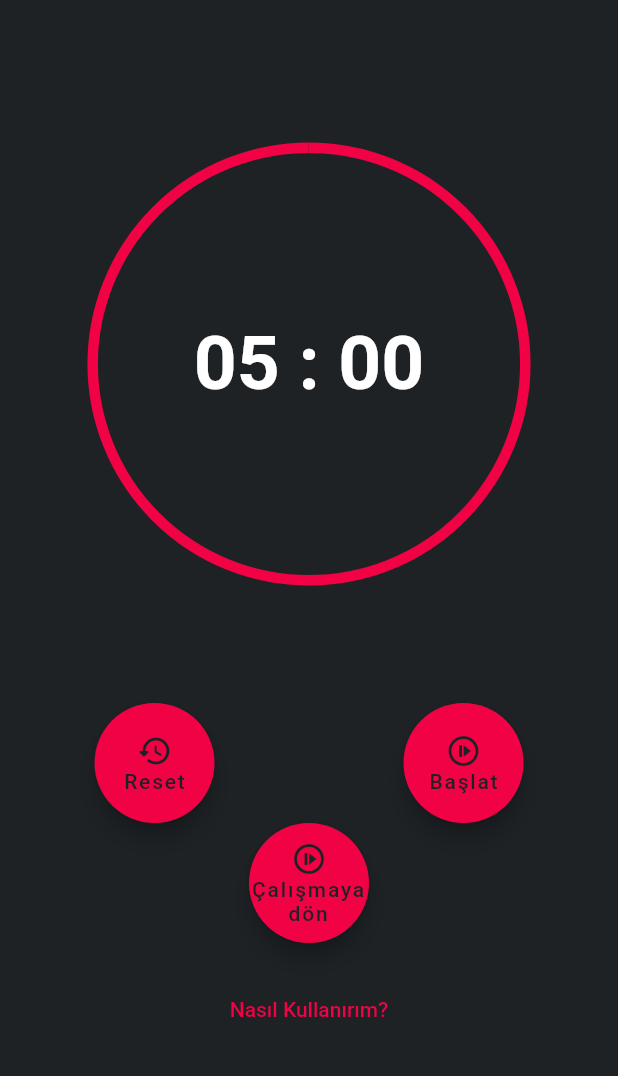
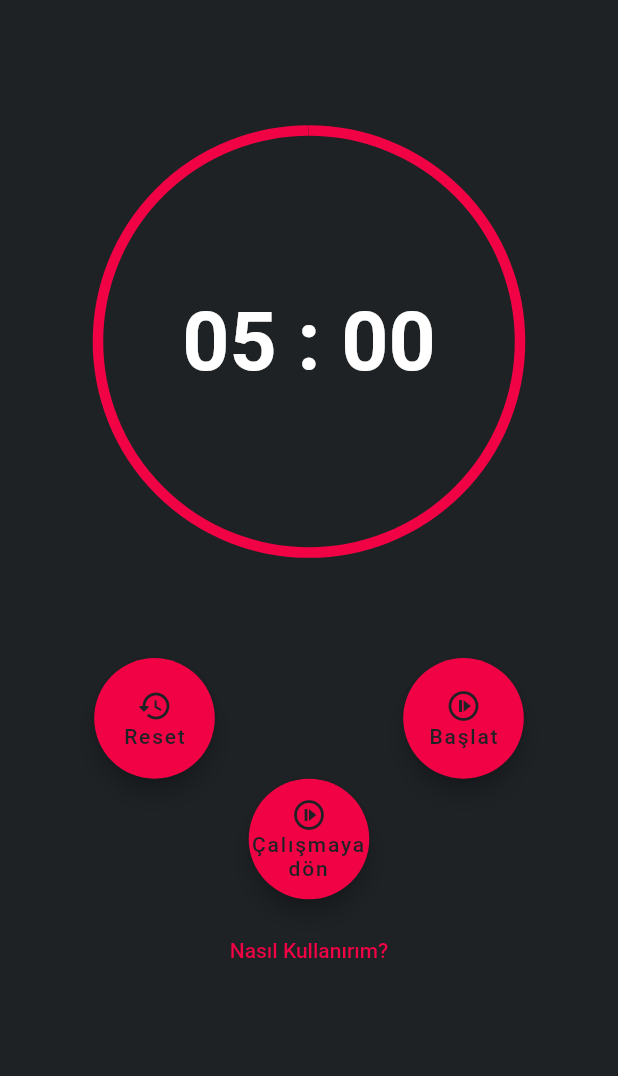
Before and after one commit to Kubilaypeker/pomodoroApp, a Flutter app: the screen it shows after launch, after a tap on "Mola Ver", on a phone screen of 412 x 824 dp, the part 59-1135 px from its top. Run offline on Flutter 3.47's test engine with Material 2 defaults, Android fonts, the phone set to English and light mode, and no system bars; our stand-ins replace flutter_screenutil, google_fonts, lottie; network calls fail.

Commit message:
responsive

```diff
--- a/lib/screens/homeScreen.dart
+++ b/lib/screens/homeScreen.dart
@@ -1,6 +1,7 @@
 import 'dart:async';
 import 'package:flutter/material.dart';
 import 'package:flutter/services.dart';
+import 'package:flutter_screenutil/flutter_screenutil.dart';
 import 'package:google_fonts/google_fonts.dart';
 import 'package:intl/intl.dart';
 import 'package:lottie/lottie.dart';
@@ -76,6 +77,8 @@ class _homeScreenState extends State<homeScreen> {
 
   @override
   Widget build(BuildContext context) {
+    ScreenUtil.init(context, designSize: const Size(375, 820));
+
     return Scaffold(
       backgroundColor: const Color(0xff1e2225),
       appBar: AppBar(
@@ -88,10 +91,10 @@ class _homeScreenState extends State<homeScreen> {
       body: Column(
         children: [
           Container(
-            padding: const EdgeInsets.symmetric(vertical: 20),
+            padding: EdgeInsets.symmetric(vertical: 10.h),
             child: SizedBox(
-              width: MediaQuery.of(context).size.width,
-              height: MediaQuery.of(context).size.width,
+              width: 400.h,
+              height: 400.h,
               child: Stack(
                 children: [
                   Center(
@@ -109,7 +112,7 @@ class _homeScreenState extends State<homeScreen> {
                     child: Text("${f.format(_minutes)} : ${f.format(_seconds)}", style: GoogleFonts.roboto(
                       color: Colors.white,
                       fontWeight: FontWeight.bold,
-                      fontSize: 50,
+                      fontSize: 50.sp,
                     ),
                     ),
                   )
@@ -121,8 +124,8 @@ class _homeScreenState extends State<homeScreen> {
             mainAxisAlignment: MainAxisAlignment.spaceAround,
             children: [
               SizedBox(
-                height: 80,
-                width: 80,
+                height: 80.h,
+                width: 80.h,
                 child: FloatingActionButton(
                     onPressed: () {
                   _stopTimer();
@@ -139,8 +142,8 @@ class _homeScreenState extends State<homeScreen> {
                 ),
               ),
               SizedBox(
-                height: 80,
-                width: 80,
+                height: 80.h,
+                width: 80.h,
                 child: FloatingActionButton(
                     onPressed: () {
                       _startTimer();
@@ -159,8 +162,8 @@ class _homeScreenState extends State<homeScreen> {
             ],
           ),
           SizedBox(
-            height: 80,
-            width: 80,
+            height: 80.h,
+            width: 80.h,
             child: FloatingActionButton(
                 onPressed: () {
                   Navigator.push(context,
@@ -178,7 +181,7 @@ class _homeScreenState extends State<homeScreen> {
             ),
           ),
           Padding(
-            padding: const EdgeInsets.all(20),
+            padding: EdgeInsets.all(10.h),
             child: TextButton(onPressed: () {
               getTxt();
               showModalBottomSheet(
--- a/lib/screens/timeoutScreen.dart
+++ b/lib/screens/timeoutScreen.dart
@@ -5,6 +5,7 @@ import 'package:intl/intl.dart';
 import 'package:lottie/lottie.dart';
 import 'package:flutter/services.dart' show rootBundle;
 import 'homeScreen.dart';
+import 'package:flutter_screenutil/flutter_screenutil.dart';
 
 class timeOutScreen extends StatefulWidget {
   const timeOutScreen({Key? key}) : super(key: key);
@@ -16,6 +17,7 @@ class timeOutScreen extends StatefulWidget {
 class _timeOutScreenState extends State<timeOutScreen> {
 
   late String textFromFile;
+
 
   getTxt() async {
     String response;
@@ -70,6 +72,8 @@ class _timeOutScreenState extends State<timeOutScreen> {
 
   @override
   Widget build(BuildContext context) {
+    ScreenUtil.init(context, designSize: const Size(375, 820));
+
     return Scaffold(
       backgroundColor: const Color(0xff1e2225),
       appBar: AppBar(
@@ -79,13 +83,14 @@ class _timeOutScreenState extends State<timeOutScreen> {
         centerTitle: true,
         elevation: 0,
       ),
-      body: Column(
+      body: SafeArea(
+        child: Column(
           children: [
             Container(
-            padding: const EdgeInsets.symmetric(vertical: 20),
+              padding: EdgeInsets.symmetric(vertical: 10.h),
               child: SizedBox(
-              width: MediaQuery.of(context).size.width,
-              height: MediaQuery.of(context).size.width,
+                width: 400.h,
+                height: 400.h,
                 child: Stack(
                   children: [
                     Center(
@@ -103,7 +108,7 @@ class _timeOutScreenState extends State<timeOutScreen> {
                       child: Text("${f.format(_minutes)} : ${f.format(_seconds)}", style: GoogleFonts.roboto(
                         color: Colors.white,
                         fontWeight: FontWeight.bold,
-                      fontSize: 50,
+                        fontSize: 50.sp,
                       ),
                       ),
                     )
@@ -115,8 +120,8 @@ class _timeOutScreenState extends State<timeOutScreen> {
               mainAxisAlignment: MainAxisAlignment.spaceAround,
               children: [
                 SizedBox(
-                height: 80,
-                width: 80,
+                  height: 80.h,
+                  width: 80.h,
                   child: FloatingActionButton(
                       onPressed: () {
                         _stopTimer();
@@ -133,8 +138,8 @@ class _timeOutScreenState extends State<timeOutScreen> {
                   ),
                 ),
                 SizedBox(
-                height: 80,
-                width: 80,
+                  height: 80.h,
+                  width: 80.h,
                   child: FloatingActionButton(
                       onPressed: () {
                         _startTimer();
@@ -153,8 +158,8 @@ class _timeOutScreenState extends State<timeOutScreen> {
               ],
             ),
             SizedBox(
-            height: 80,
-            width: 80,
+              height: 80.h,
+              width: 80.h,
               child: FloatingActionButton(
                   onPressed: () {
                     Navigator.push(context,
@@ -172,7 +177,7 @@ class _timeOutScreenState extends State<timeOutScreen> {
               ),
             ),
             Padding(
-            padding: const EdgeInsets.all(20),
+              padding: EdgeInsets.all(10.h),
               child: TextButton(onPressed: () {
                 getTxt();
                 showModalBottomSheet(
@@ -182,8 +187,8 @@ class _timeOutScreenState extends State<timeOutScreen> {
                     builder: (context) => ListView(
                       children: [
                         Container(
-                          padding: const EdgeInsets.all(10),
-                          child: Text(textFromFile, style: GoogleFonts.roboto(color: Colors.white, fontWeight: FontWeight.w500, fontSize: 14),)
+                            padding: EdgeInsets.all(10.h),
+                            child: Text(textFromFile, style: GoogleFonts.roboto(color: Colors.white, fontWeight: FontWeight.w500, fontSize: 14.sp),)
                         ),
                       ],
                     )
@@ -196,6 +201,7 @@ class _timeOutScreenState extends State<timeOutScreen> {
               ),
             )
           ],
+        ),
       ),
     );
   }
@@ -220,7 +226,7 @@ showAlertDialog(BuildContext context) {
   // Create AlertDialog
   AlertDialog alert = AlertDialog(
     backgroundColor: const Color(0xFF282828),
-    title: Lottie.network("https://assets9.lottiefiles.com/packages/lf20_gjjlq5lu.json"),
+    title: Lottie.network("https://assets9.lottiefiles.com/packages/lf20_gjjlq5lu.json", repeat: false),
     content: Text("Mola Bitti! Çalışmaya dön.",
       style: GoogleFonts.poppins(
         fontWeight: FontWeight.w500,
--- a/pubspec.yaml
+++ b/pubspec.yaml
@@ -40,6 +40,7 @@ dependencies:
   lottie: ^2.3.2
   flutter_filereader: ^3.0.0
   flutter_text_viewer: ^0.0.4
+  flutter_screenutil: ^5.8.3
 
 dev_dependencies:
   flutter_test:
```
Also changed, not shown: pubspec.lock. Lines whose indentation alone changed are shown as unchanged.
